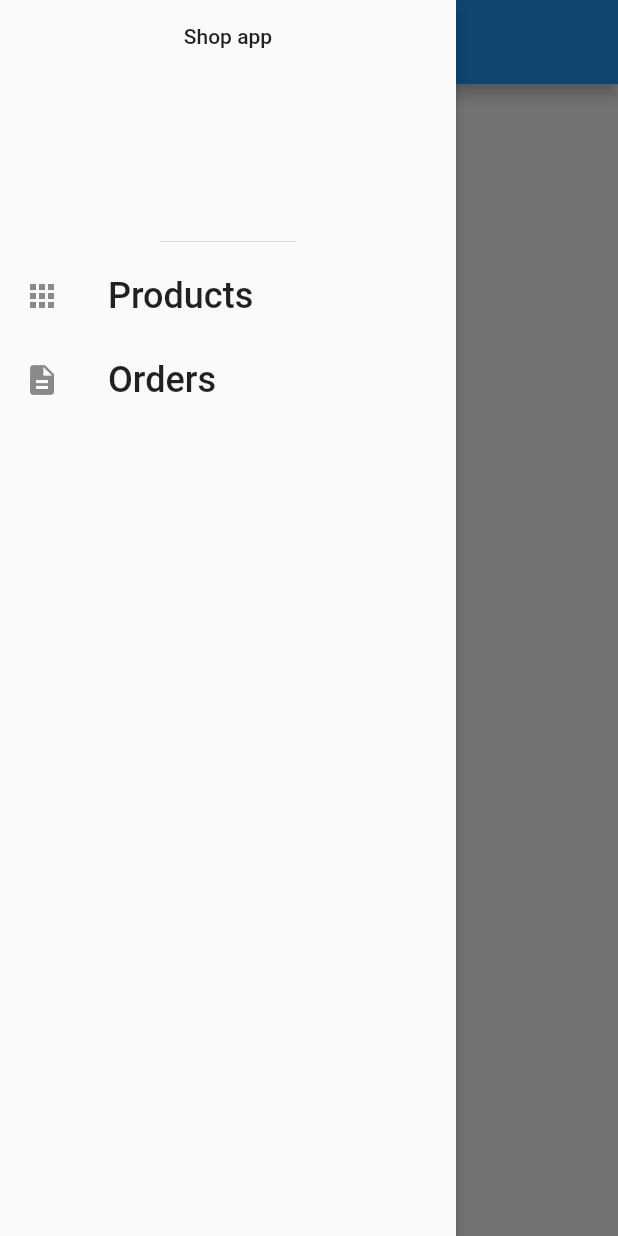
After one commit to Reyst/udemy_shop, a Flutter app: the OrderListScreen screen opened by its route, with the side drawer open, on a phone screen of 412 x 824 dp. The commit adds this screen. Run offline on Flutter 3.47's test engine with Material 2 defaults, Android fonts, the phone set to English and light mode, and no system bars; network calls fail.

Commit message:
add a order list screen

```diff
--- /dev/null
+++ b/lib/data/orders_provider.dart
@@ -0,0 +1,17 @@
+
+import 'package:flutter/foundation.dart';
+import '../models/cart_item.dart';
+import '../models/order.dart';
+
+class OrdersProvider with ChangeNotifier {
+
+  List<Order> _orders = [];
+
+  List<Order> get orders => [..._orders];
+
+  void createOrder(List<CartItem> items) {
+    _orders.insert(0, Order(items));
+    notifyListeners();
+  }
+
+}
--- a/lib/main.dart
+++ b/lib/main.dart
@@ -1,6 +1,7 @@
 import 'package:flutter/material.dart';
 import 'package:provider/provider.dart';
 
+import 'data/orders_provider.dart';
 import 'data/cart_provider.dart';
 import 'data/favorites_provider.dart';
 import 'data/products_provider.dart';
@@ -13,6 +14,7 @@ void main() {
         ChangeNotifierProvider(create: (context) => ProductProvider()),
         ChangeNotifierProvider(create: (context) => FavoritesProvider()),
         ChangeNotifierProvider(create: (context) => CartProvider()),
+        ChangeNotifierProvider(create: (context) => OrdersProvider()),
       ],
       child: ShopApp(),
     ),
--- /dev/null
+++ b/lib/models/order.dart
@@ -0,0 +1,25 @@
+import 'package:uuid/uuid.dart';
+
+import 'cart_item.dart';
+
+class Order {
+  final String id;
+  final DateTime orderDate;
+  final double amount;
+  final List<CartItem> items;
+
+  Order._internal({
+    this.id,
+    this.orderDate,
+    this.amount,
+    this.items,
+  });
+
+  Order(List<CartItem> items)
+      : this._internal(
+          id: Uuid().v4().toUpperCase().toString(),
+          orderDate: DateTime.now(),
+          amount: items.fold(0.0, (previousValue, record) => previousValue + record.price * record.quantity),
+          items: items,
+        );
+}
--- a/lib/routes.dart
+++ b/lib/routes.dart
@@ -1,5 +1,6 @@
 import 'package:flutter/material.dart';
 
+import 'screens/order_list_screen.dart';
 import 'screens/cart_screen.dart';
 import 'screens/product_detail_screen.dart';
 import 'screens/product_list_screen.dart';
@@ -8,4 +9,5 @@ Map<String, WidgetBuilder> routes = <String, WidgetBuilder> {
   ProductListScreen.route: (ctx) => ProductListScreen(),
   ProductDetailScreen.route: (ctx) => ProductDetailScreen.forNavigation(ctx),
   CartScreen.route: (ctx) => CartScreen(),
+  OrderListScreen.route: (ctx) => OrderListScreen(),
 };
--- /dev/null
+++ b/lib/screens/order_list_screen.dart
@@ -0,0 +1,27 @@
+import 'package:flutter/material.dart';
+import 'package:provider/provider.dart';
+
+import '../widgets/app_drawer.dart';
+import '../widgets/order_item.dart';
+import '../data/orders_provider.dart';
+
+class OrderListScreen extends StatelessWidget {
+
+  static const String route = "/orders";
+
+  @override
+  Widget build(BuildContext context) {
+    return Scaffold(
+      drawer: AppDrawer(),
+      appBar: AppBar(
+        title: Text("Orders"),
+      ),
+      body: Consumer<OrdersProvider>(
+        builder: (consumerContext, provider, child) => ListView.builder(
+          itemCount: provider.orders.length,
+          itemBuilder: (ctx, index) => OrderItem(provider.orders[index]),
+        ),
+      ),
+    );
+  }
+}
--- a/lib/screens/product_list_screen.dart
+++ b/lib/screens/product_list_screen.dart
@@ -1,6 +1,7 @@
 import 'package:flutter/material.dart';
 import 'package:provider/provider.dart';
 
+import '../widgets/app_drawer.dart';
 import 'cart_screen.dart';
 import '../data/cart_provider.dart';
 import '../data/favorites_provider.dart';
@@ -28,6 +29,7 @@ class _ProductListScreenState extends State<ProductListScreen> {
         .toList();
 
     return Scaffold(
+      drawer: AppDrawer(),
       appBar: AppBar(
         title: Text("Products"),
         actions: [
--- /dev/null
+++ b/lib/widgets/app_drawer.dart
@@ -0,0 +1,34 @@
+import 'package:flutter/material.dart';
+import 'package:udemy_shop/screens/order_list_screen.dart';
+import 'package:udemy_shop/screens/product_list_screen.dart';
+
+class AppDrawer extends StatelessWidget {
+  @override
+  Widget build(BuildContext context) {
+    return Drawer(
+      elevation: 4,
+      child: Column(
+        children: [
+          DrawerHeader(
+            child: Text("Shop app"),
+          ),
+          _buildDrawerOption(context, Icons.apps, "Products", () => _switchTo(context, ProductListScreen.route)),
+          _buildDrawerOption(context, Icons.description, "Orders", () => _switchTo(context, OrderListScreen.route))
+        ],
+      ),
+    );
+  }
+
+  _buildDrawerOption(BuildContext context, IconData icon, String title, Function action) {
+    return ListTile(
+      leading: Icon(icon, size: 24),
+      title: Text(title, style: TextStyle(fontSize: 24)),
+      onTap: action,
+    );
+  }
+
+  void _switchTo(BuildContext context, String route) {
+    Navigator.of(context).pushReplacementNamed(route);
+  }
+
+}
--- a/pubspec.yaml
+++ b/pubspec.yaml
@@ -26,6 +26,7 @@ dependencies:
 
   provider: ^4.3.2
   uuid: ^2.0.4
+  intl: ^0.16.1
 
   # The following adds the Cupertino Icons font to your application.
   # Use with the CupertinoIcons class for iOS style icons.
```
Also changed, not shown: lib/data/cart_provider.dart (+7 -0 lines), lib/widgets/cart_summary.dart (+6 -1 lines), lib/widgets/order_item.dart (added, +78 -0 lines), pubspec.lock.
